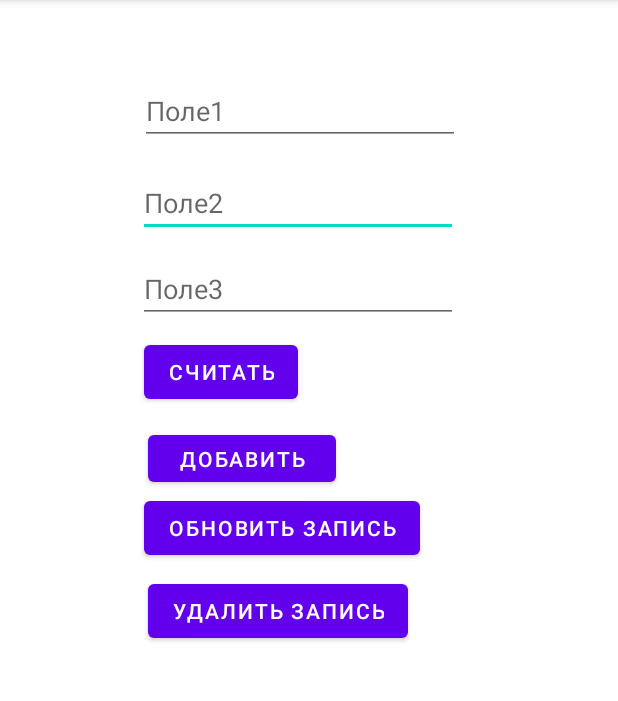
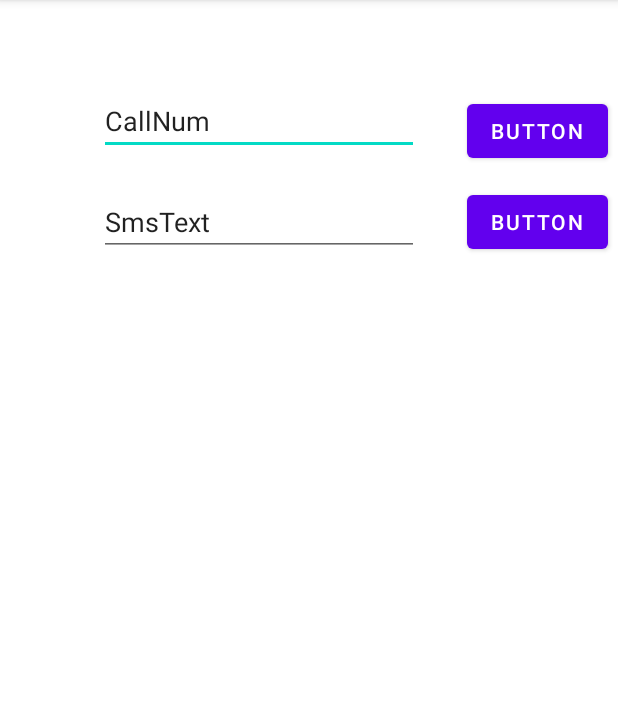
Before and after one commit to TauMare/Aboba, an Android app: the screen it shows after launch (MainActivity), on a phone screen of 412 x 824 dp, the part 84-785 px from its top. Run offline under Robolectric (Android 15) with nearby library versions, the phone set to English and light mode, and no system bars.

Commit message:
телефония

```diff
--- a/app/src/main/AndroidManifest.xml
+++ b/app/src/main/AndroidManifest.xml
@@ -1,7 +1,8 @@
 <?xml version="1.0" encoding="utf-8"?>
 <manifest xmlns:android="http://schemas.android.com/apk/res/android"
     package="com.example.aboba">
-
+    <uses-permission android:name="android.permission.CALL_PHONE" />
+    <uses-permission android:name="android.permission.SEND_SMS" />
     <application
         android:fullBackupOnly="true"
         android:icon="@mipmap/ic_launcher"
--- a/app/src/main/java/com/example/aboba/DBHelper.java
+++ /dev/null
@@ -1,35 +0,0 @@
-package com.example.aboba;
-
-import android.content.Context;
-import android.database.sqlite.SQLiteDatabase;
-import android.database.sqlite.SQLiteOpenHelper;
-
-import androidx.annotation.Nullable;
-
-public class DBHelper extends SQLiteOpenHelper
-{
-    public static final int DATABASE_VERSION = 1;
-    public static final String DATABASE_NAME = "myBase";
-    public static final String TABLE_PERSONS = "persons";
-    public static final String KEY_ID = "_id";
-    public static final String KEY_NAME = "name";
-    public static final String KEY_MAIL = "mail";
-
-    public DBHelper(@Nullable Context context)
-    {
-        super(context, DATABASE_NAME, null, DATABASE_VERSION);
-    }
-
-    @Override
-    public void onCreate(SQLiteDatabase db)
-    {
-        db.execSQL("create table " + TABLE_PERSONS + "(" + KEY_ID + " integer primary key," + KEY_NAME + " text," + KEY_MAIL + " text" + ")");
-    }
-
-    @Override
-    public void onUpgrade(SQLiteDatabase db, int oldVersion, int newVersion)
-    {
-        db.execSQL("drop table if exists " + TABLE_PERSONS);
-        onCreate(db);
-    }
-}
--- a/app/src/main/java/com/example/aboba/MainActivity.java
+++ b/app/src/main/java/com/example/aboba/MainActivity.java
@@ -1,112 +1,60 @@
 package com.example.aboba;
 
-import androidx.annotation.Nullable;
 import androidx.appcompat.app.AppCompatActivity;
 
-import android.content.ContentValues;
-import android.content.Context;
-import android.database.Cursor;
-import android.database.sqlite.SQLiteDatabase;
-import android.database.sqlite.SQLiteOpenHelper;
+import android.content.Intent;
+import android.net.Uri;
 import android.os.Bundle;
-import android.util.Log;
+import android.telephony.SmsManager;
+import android.text.TextUtils;
 import android.view.View;
 import android.widget.Button;
 import android.widget.EditText;
+import android.widget.Toast;
 
-public class MainActivity extends AppCompatActivity implements View.OnClickListener {
-    Button buttonAdd, buttonDelete, buttonClear, buttonRead, buttonUpdate;
-    EditText etName, etEmail, etID;
-    DBHelper dbHelper;
+public class MainActivity extends AppCompatActivity {
 
     @Override
-    protected void onCreate(Bundle savedInstanceState) {
+    protected void onCreate(Bundle savedInstanceState)
+    {
         super.onCreate(savedInstanceState);
         setContentView(R.layout.activity_main);
 
-        buttonAdd = (Button) findViewById(R.id.buttonAdd);
-        buttonAdd.setOnClickListener(this);
+        Button mDialButton = (Button) findViewById(R.id.call_button);
+        final EditText mPhoneNoEt = (EditText) findViewById(R.id.edit_text_number);
+        final EditText smsEdit = (EditText) findViewById(R.id.sms_send_edit);
 
-        buttonRead = (Button) findViewById(R.id.buttonRead);
-        buttonRead.setOnClickListener(this);
-
-        buttonClear = (Button) findViewById(R.id.buttonClear);
-        buttonClear.setOnClickListener(this);
-
-        buttonUpdate = (Button) findViewById(R.id.buttonUpdate);
-        buttonUpdate.setOnClickListener(this);
-
-        buttonDelete = (Button) findViewById(R.id.buttonDelete);
-        buttonDelete.setOnClickListener(this);
-
-        etID = (EditText) findViewById(R.id.etID);
-        etName = (EditText) findViewById(R.id.etName);
-        etEmail = (EditText) findViewById(R.id.etEmail);
-
-        dbHelper = new DBHelper(this);
+        mDialButton.setOnClickListener(new View.OnClickListener()
+        {
+            @Override
+            public void onClick(View view)
+            {
+                String phoneNo = mPhoneNoEt.getText().toString();
+                if(!TextUtils.isEmpty(phoneNo))
+                {
+                    String dial = "tel:" + phoneNo;
+                    startActivity(new Intent(Intent.ACTION_CALL, Uri.parse(dial)));
+                }
+                else {
+                    Toast.makeText(MainActivity.this, "Введите номер телефона", Toast.LENGTH_SHORT).show();
+                }
+            }
+        });
     }
 
-    public void onClick(View v)
+
+    public void onSms(View view)
     {
-        String ID = etID.getText().toString();
-        String name = etName.getText().toString();
-        String email = etEmail.getText().toString();
+        EditText edit_Number=(EditText)findViewById(R.id.edit_text_number);
+        String phoneNo = edit_Number.getText().toString();
+        EditText sms_edit=(EditText)findViewById(R.id.sms_send_edit);
+        String toSms="smsto:"+edit_Number.getText().toString();
+        String messageText= sms_edit.getText().toString();
+        Intent sms=new Intent(Intent.ACTION_SENDTO, Uri.parse(toSms));
 
-        SQLiteDatabase database = dbHelper.getWritableDatabase();
-        ContentValues contentValues = new ContentValues(); // класс для добавления новых строк в таблицу
+        sms.putExtra("sms_body", messageText);
+        startActivity(sms);
+        SmsManager.getDefault().sendTextMessage(phoneNo, null, messageText.toString(), null, null);
+    }
 
-        switch (v.getId())
-        {
-            case R.id.buttonAdd:
-                contentValues.put(DBHelper.KEY_NAME, name);
-                contentValues.put(DBHelper.KEY_MAIL, email);
-                database.insert(DBHelper.TABLE_PERSONS, null, contentValues);
-                break;
-
-            case R.id.buttonRead: //делаем новую запись в табличку
-                Cursor cursor = database.query(DBHelper.TABLE_PERSONS, null, null, null,
-                        null, null, null); // все поля без сортировки и группировки
-
-                if (((Cursor) cursor).moveToFirst())
-                {
-                    int idIndex = cursor.getColumnIndex(DBHelper.KEY_ID);
-                    int nameIndex = cursor.getColumnIndex(DBHelper.KEY_NAME);
-                    int emailIndex = cursor.getColumnIndex(DBHelper.KEY_MAIL);
-                    do {
-                        Log.d("mLog", "ID =" + cursor.getInt(idIndex) +
-                                ", name = " + cursor.getString(nameIndex) +
-                                ", email = " + cursor.getString(emailIndex));
-
-                    } while (cursor.moveToNext());
-                    //логируем типа все работает
-                } else
-                    Log.d("mLog", "0 rows");
-
-                cursor.close(); // освобождение памяти
-                break;
-
-            case R.id.buttonClear: //чистим табличку
-                database.delete(DBHelper.TABLE_PERSONS, null, null);
-                break;
-
-            case R.id.buttonDelete: //делаем что-то при удалении
-                if (ID.equalsIgnoreCase(""))
-                {
-                    break;
-                }
-                int delCount = database.delete(DBHelper.TABLE_PERSONS, DBHelper.KEY_ID + "= " + ID, null);
-                Log.d("mLog", "Удалено строк = " + delCount);
-
-            case R.id.buttonUpdate: //делаем что-то при обновлении
-                if (ID.equalsIgnoreCase(""))
-                {
-                    break;
-                }
-                contentValues.put(DBHelper.KEY_MAIL, email);
-                contentValues.put(DBHelper.KEY_NAME, name);
-                int updCount = database.update(DBHelper.TABLE_PERSONS, contentValues, DBHelper.KEY_ID + "= ?", new String[] {ID});
-                Log.d("mLog", "Обновлено строк = " + updCount);
-        }
-        dbHelper.close(); // закрываем соединение с БД когда закончили операции
-    }
 }
--- a/app/src/main/res/layout/activity_main.xml
+++ b/app/src/main/res/layout/activity_main.xml
@@ -7,95 +7,63 @@
     tools:context=".MainActivity"
     tools:ignore="MissingClass">
 
+
     <Button
-        android:id="@+id/buttonRead"
+        android:id="@+id/call_button"
         android:layout_width="wrap_content"
         android:layout_height="wrap_content"
-        android:layout_marginStart="96dp"
-        android:layout_marginTop="224dp"
-        android:text="Считать"
+        android:layout_marginStart="16dp"
+        android:layout_marginTop="51dp"
+        android:layout_marginEnd="16dp"
+        android:text="Button"
+        app:layout_constraintBottom_toTopOf="@+id/button2"
+        app:layout_constraintEnd_toEndOf="parent"
+        app:layout_constraintStart_toEndOf="@+id/edit_text_number"
+        app:layout_constraintTop_toTopOf="parent" />
+
+    <Button
+        android:id="@+id/button2"
+        android:layout_width="wrap_content"
+        android:layout_height="wrap_content"
+        android:layout_marginStart="16dp"
+        android:layout_marginEnd="16dp"
+        android:layout_marginBottom="584dp"
+        android:onClick="onSms"
+        android:text="Button"
+        app:layout_constraintBottom_toBottomOf="parent"
+        app:layout_constraintEnd_toEndOf="parent"
+        app:layout_constraintStart_toEndOf="@+id/sms_send_edit"
+        app:layout_constraintTop_toBottomOf="@+id/call_button" />
+
+    <EditText
+        android:id="@+id/edit_text_number"
+        android:layout_width="wrap_content"
+        android:layout_height="wrap_content"
+        android:layout_marginStart="75dp"
+        android:layout_marginTop="48dp"
+        android:layout_marginEnd="16dp"
+        android:layout_marginBottom="6dp"
+        android:ems="10"
+        android:inputType="textPersonName"
+        android:text="CallNum"
+        app:layout_constraintBottom_toTopOf="@+id/sms_send_edit"
+        app:layout_constraintEnd_toStartOf="@+id/call_button"
         app:layout_constraintStart_toStartOf="parent"
         app:layout_constraintTop_toTopOf="parent" />
 
-    <Button
-        android:id="@+id/buttonAdd"
-        android:layout_width="125dp"
-        android:layout_height="43dp"
-        android:layout_marginTop="284dp"
-        android:layout_marginEnd="188dp"
-        android:text="Добавить"
-        app:layout_constraintEnd_toEndOf="parent"
-        app:layout_constraintTop_toTopOf="parent" />
-
-    <Button
-        android:id="@+id/buttonUpdate"
+    <EditText
+        android:id="@+id/sms_send_edit"
         android:layout_width="wrap_content"
         android:layout_height="wrap_content"
-        android:layout_marginStart="96dp"
-        android:layout_marginTop="56dp"
-        android:text="Обновить запись"
+        android:layout_marginStart="75dp"
+        android:layout_marginTop="6dp"
+        android:layout_marginEnd="16dp"
+        android:layout_marginBottom="587dp"
+        android:ems="10"
+        android:inputType="textPersonName"
+        android:text="SmsText"
+        app:layout_constraintBottom_toBottomOf="parent"
+        app:layout_constraintEnd_toStartOf="@+id/button2"
         app:layout_constraintStart_toStartOf="parent"
-        app:layout_constraintTop_toBottomOf="@+id/buttonRead" />
-
-    <Button
-        android:id="@+id/buttonClear"
-        android:layout_width="wrap_content"
-        android:layout_height="wrap_content"
-        android:layout_marginStart="50dp"
-        android:layout_marginTop="440dp"
-        android:layout_marginEnd="52dp"
-        android:text="Очистка"
-        app:layout_constraintEnd_toStartOf="@+id/buttonDelete"
-        app:layout_constraintHorizontal_bias="0.372"
-        app:layout_constraintStart_toEndOf="@+id/buttonRead"
-        app:layout_constraintTop_toTopOf="parent" />
-
-    <Button
-        android:id="@+id/buttonDelete"
-        android:layout_width="wrap_content"
-        android:layout_height="wrap_content"
-        android:layout_marginTop="56dp"
-        android:layout_marginEnd="140dp"
-        android:text="Удалить запись"
-        app:layout_constraintEnd_toEndOf="parent"
-        app:layout_constraintTop_toBottomOf="@+id/buttonAdd" />
-
-    <EditText
-        android:id="@+id/etName"
-        android:layout_width="wrap_content"
-        android:layout_height="wrap_content"
-        android:layout_marginStart="92dp"
-        android:layout_marginTop="16dp"
-        android:ems="10"
-        android:hint="Поле2"
-        android:inputType="textPersonName"
-        app:layout_constraintStart_toStartOf="parent"
-        app:layout_constraintTop_toBottomOf="@+id/etID"
-        tools:ignore="TouchTargetSizeCheck" />
-
-    <EditText
-        android:id="@+id/etEmail"
-        android:layout_width="wrap_content"
-        android:layout_height="wrap_content"
-        android:layout_marginStart="92dp"
-        android:layout_marginTop="12dp"
-        android:ems="10"
-        android:hint="Поле3"
-        android:inputType="textEmailAddress"
-        app:layout_constraintStart_toStartOf="parent"
-        app:layout_constraintTop_toBottomOf="@+id/etName"
-        tools:ignore="TouchTargetSizeCheck" />
-
-    <EditText
-        android:id="@+id/etID"
-        android:layout_width="wrap_content"
-        android:layout_height="wrap_content"
-        android:layout_marginStart="93dp"
-        android:layout_marginTop="51dp"
-        android:ems="10"
-        android:hint="Поле1"
-        android:inputType="textShortMessage|number|textPersonName"
-        app:layout_constraintStart_toStartOf="parent"
-        app:layout_constraintTop_toTopOf="parent"
-        tools:ignore="TouchTargetSizeCheck" />
+        app:layout_constraintTop_toBottomOf="@+id/edit_text_number" />
 </androidx.constraintlayout.widget.ConstraintLayout>
```
Also changed, not shown: 4 other files.
